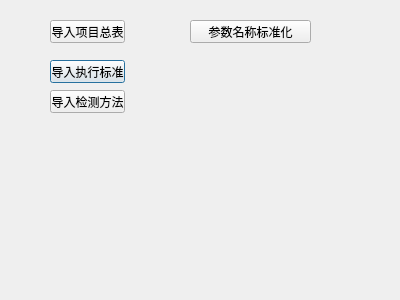
Old version of the form src/Server/staticdatamanager.ui in the repository hcc01/ELIMS.
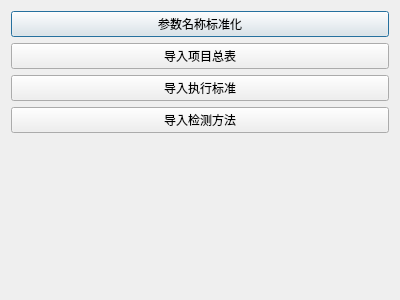
New version of the form.

What changed in the file:
```diff
--- a/src/Server/staticdatamanager.ui
+++ b/src/Server/staticdatamanager.ui
@@ -13,71 +13,43 @@
   <property name="windowTitle">
    <string>Dialog</string>
   </property>
+  <layout class="QVBoxLayout" name="verticalLayout">
+   <item>
+    <widget class="QPushButton" name="parameterStdBtn">
+     <property name="text">
+      <string>参数名称标准化</string>
+     </property>
+    </widget>
+   </item>
+   <item>
+    <widget class="QPushButton" name="improtParameterBtn">
+     <property name="text">
+      <string>导入项目总表</string>
+     </property>
+    </widget>
+   </item>
+   <item>
   <widget class="QPushButton" name="improtLimitStandardBtn">
-   <property name="geometry">
-    <rect>
-     <x>50</x>
-     <y>60</y>
-     <width>75</width>
-     <height>23</height>
-    </rect>
-   </property>
    <property name="text">
     <string>导入执行标准</string>
    </property>
   </widget>
+   </item>
+   <item>
   <widget class="QPushButton" name="improtTestMethod">
-   <property name="geometry">
-    <rect>
-     <x>50</x>
-     <y>90</y>
-     <width>75</width>
-     <height>23</height>
-    </rect>
-   </property>
    <property name="text">
     <string>导入检测方法</string>
    </property>
   </widget>
+   </item>
+   <item>
   <widget class="QLabel" name="status">
-   <property name="geometry">
-    <rect>
-     <x>0</x>
-     <y>250</y>
-     <width>391</width>
-     <height>20</height>
-    </rect>
-   </property>
    <property name="text">
     <string/>
    </property>
   </widget>
-  <widget class="QPushButton" name="improtParameterBtn">
-   <property name="geometry">
-    <rect>
-     <x>50</x>
-     <y>20</y>
-     <width>75</width>
-     <height>23</height>
-    </rect>
-   </property>
-   <property name="text">
-    <string>导入项目总表</string>
-   </property>
-  </widget>
-  <widget class="QPushButton" name="parameterStdBtn">
-   <property name="geometry">
-    <rect>
-     <x>190</x>
-     <y>20</y>
-     <width>121</width>
-     <height>23</height>
-    </rect>
-   </property>
-   <property name="text">
-    <string>参数名称标准化</string>
-   </property>
-  </widget>
+   </item>
+  </layout>
  </widget>
  <resources/>
  <connections/>
```
Lines whose indentation alone changed are shown as unchanged.
